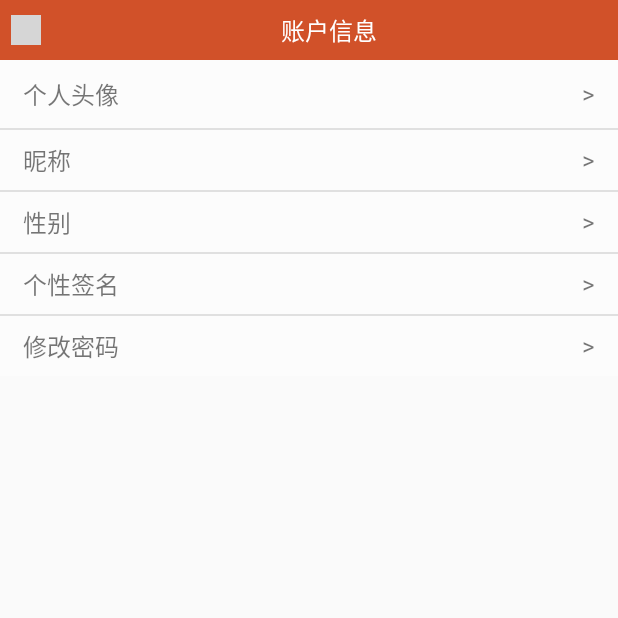
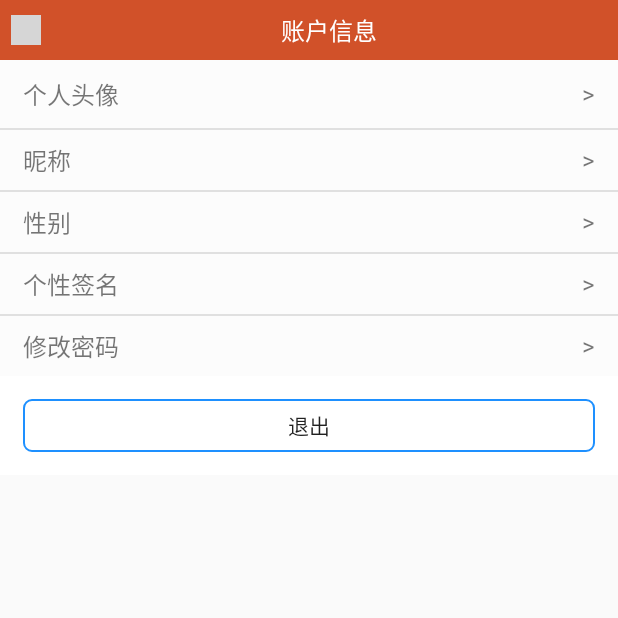
Before and after one commit to wangml-start/msxl, an Android app: the AccountInfoActivity screen opened directly, with no data from a screen before it, on a phone screen of 412 x 824 dp, the top half of it. Run offline under Robolectric (Android 15) with nearby library versions, the phone set to English and light mode, and no system bars; libraries missing offline, so code that uses them is left out: com.squareup.okhttp; pictures from the network do not load; 16 statements that could not run were skipped; grey boxes are pictures that could not be loaded.

Commit message:
个人信息

```diff
--- a/app/src/main/java/com/cgmn/msxl/ac/AccountInfoActivity.java
+++ b/app/src/main/java/com/cgmn/msxl/ac/AccountInfoActivity.java
@@ -8,6 +8,7 @@ import android.os.Bundle;
 import android.util.Log;
 import android.view.View;
 import android.widget.AdapterView;
+import android.widget.Button;
 import android.widget.ListView;
 import android.widget.TextView;
 import androidx.localbroadcastmanager.content.LocalBroadcastManager;
@@ -24,6 +25,7 @@ public class AccountInfoActivity extends BaseActivity {
     private static final String TAG = AccountInfoActivity.class.getSimpleName();
     private Context mContext;
     private ListView list_content;
+    private Button exit_btn;
     private ArrayList<Object> mData = null;
     private AccountAdapter myAdapter = null;
     private BroadcastReceiver receiver;
@@ -71,13 +73,13 @@ public class AccountInfoActivity extends BaseActivity {
     private void bindView(){
         mContext = this;
         list_content = findViewById(R.id.list_content);
-        final Map<String, Object> userInfo = GlobalDataHelper.getUser(mContext);
         list_content.setOnItemClickListener(new AdapterView.OnItemClickListener(){
             @Override
             public void onItemClick(AdapterView<?> parent, View view, int position, long id) {
                 EditInfoItem item = (EditInfoItem) mData.get(position);
                 Intent intent = null;
                 Bundle bundle = null;
+                Map<String, Object> userInfo = GlobalDataHelper.getUser(mContext);
                 if("head_img".equals(item.getField_data())){
                     intent = new Intent(mContext, EditHeaderActivity.class);
                     bundle = new Bundle();
@@ -121,6 +123,13 @@ public class AccountInfoActivity extends BaseActivity {
                 }
             }
         });
+        exit_btn = findViewById(R.id.exit_btn);
+        exit_btn.setOnClickListener(new View.OnClickListener() {
+            @Override
+            public void onClick(View v) {
+                startActivity(new Intent(mContext, loginActivity.class));
+            }
+        });
     }
 
     private void initReceiver(){
--- a/app/src/main/java/com/cgmn/msxl/comp/CustmerToast.java
+++ b/app/src/main/java/com/cgmn/msxl/comp/CustmerToast.java
@@ -100,7 +100,7 @@ public class CustmerToast extends Toast {
             toast_text = layout.findViewById(R.id.toast_text);
             toast_text.setText(text);
             toast.setView(layout);
-            toast.setGravity(Gravity.TOP, 0, 50);
+            toast.setGravity(Gravity.TOP, 0, 30);
         } catch (Exception e) {
             e.printStackTrace();
         }
--- a/app/src/main/res/layout/accunt_info_layout.xml
+++ b/app/src/main/res/layout/accunt_info_layout.xml
@@ -10,4 +10,13 @@
             android:layout_width="match_parent"
             android:layout_height="match_parent"/>
 
+    <Button
+            android:id="@+id/exit_btn"
+            android:layout_width="match_parent"
+            android:layout_height="35dp"
+            android:layout_alignParentBottom="true"
+            android:background="@drawable/bt_back_nomal"
+            android:layout_margin="15dp"
+            android:text="@string/signin_out"
+            />
 </LinearLayout>
--- a/app/src/main/res/layout/klinecontrol_layout.xml
+++ b/app/src/main/res/layout/klinecontrol_layout.xml
@@ -31,6 +31,7 @@
                 android:layout_width="fill_parent"
                 android:layout_height="wrap_content"
                 android:layout_weight="1"
+                style="@style/kline_top_bar"
                 android:gravity="center"
                 android:text="Wating.." />
 
--- a/app/src/main/res/layout/toast_layout.xml
+++ b/app/src/main/res/layout/toast_layout.xml
@@ -5,7 +5,7 @@
     android:background="@drawable/toast_back"
     android:gravity="center_vertical"
     android:orientation="vertical"
-    android:padding="13dp">
+    android:padding="5dp">
 
     <TextView
         android:id="@+id/toast_text"
@@ -15,7 +15,7 @@
         android:layout_marginLeft="10dp"
         android:layout_marginRight="10dp"
         android:gravity="center"
-        android:textSize="@dimen/NormalSize" />
+        android:textSize="@dimen/smallSize" />
 
     <TextView
         android:id="@+id/toast_sub"
@@ -26,6 +26,6 @@
         android:layout_marginRight="10dp"
         android:layout_marginTop="5dp"
         android:gravity="center"
-        android:textSize="@dimen/NormalSize"
+        android:textSize="@dimen/smallSize"
         android:visibility="gone" />
 </LinearLayout>
--- a/app/src/main/res/values/strings.xml
+++ b/app/src/main/res/values/strings.xml
@@ -4,6 +4,7 @@
     <string name="signin">登录</string>
     <string name="register">注册</string>
     <string name="signin_register">登录/注册</string>
+    <string name="signin_out">退出</string>
     <string name="backup"></string>
     <string name="sign_email">注册邮箱</string>
     <string name="sign_user_name">用户名</string>
--- a/app/src/main/res/values/styles.xml
+++ b/app/src/main/res/values/styles.xml
@@ -16,11 +16,12 @@
     <style name='kline_top_bar'>
         <item name="android:layout_width">wrap_content</item>
         <item name="android:layout_height">wrap_content</item>
-        <item name="android:layout_margin">3dp</item>
+        <item name="android:layout_margin">1dp</item>
         <item name="android:background">@color/bg_white</item>
         <item name="android:gravity">center</item>
-        <item name="android:layout_marginTop">2dp</item>
+        <item name="android:layout_marginTop">1dp</item>
         <item name="android:text">Wating..</item>
+        <item name="android:textColor">@color/text_topbar</item>
         <item name="android:textSize">@dimen/smallSize</item>
     </style>
 
```
Also changed, not shown: app/src/main/java/com/cgmn/msxl/comp/NetImageView.java (+3 -4 lines).
